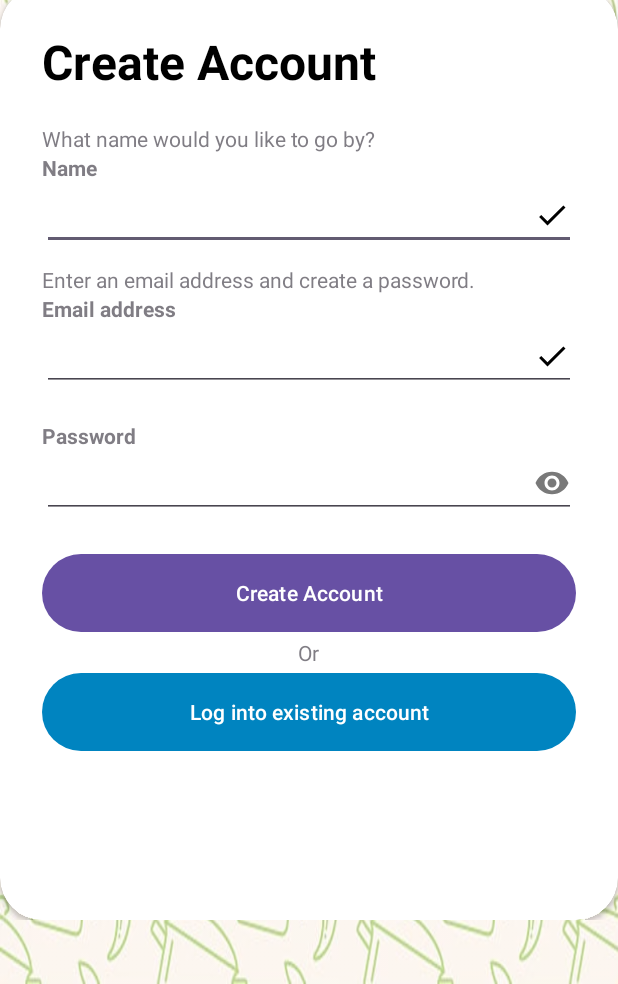
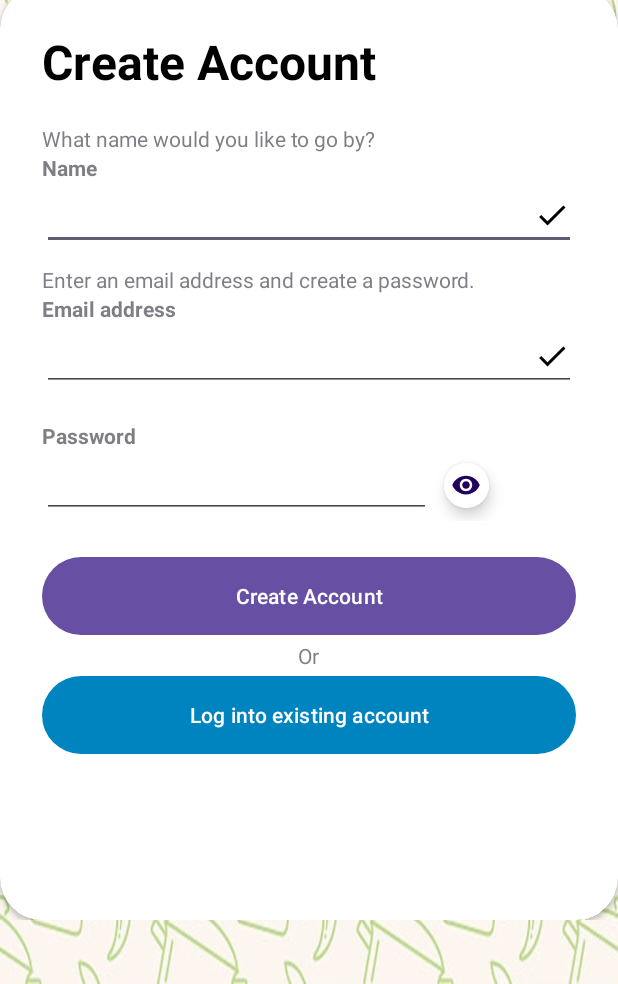
Before and after one commit to jwong2529/review-radar, an Android app: the screen it shows after launch (CreateDinerAccount), after a tap on "Sign up!", on a phone screen of 412 x 824 dp, the part 252-1236 px from its top. Run offline under Robolectric (Android 15) with nearby library versions, the phone set to English and light mode, and no system bars; our stand-ins replace Firebase (no records; nobody signed in at launch, a user with empty details on screens opened directly).

Commit message:
make password field visible with button, fix bugs

```diff
--- a/app/src/main/java/com/example/reviewradar/LoginDiner.java
+++ b/app/src/main/java/com/example/reviewradar/LoginDiner.java
@@ -4,6 +4,7 @@ package com.example.reviewradar;
 import android.content.Intent;
 import android.media.MediaPlayer;
 import android.os.Bundle;
+import android.text.method.PasswordTransformationMethod;
 import android.view.View;
 import android.widget.Button;
 import android.widget.EditText;
@@ -14,6 +15,7 @@ import android.widget.Toast;
 import androidx.appcompat.app.AppCompatActivity;
 
 
+import com.google.android.material.floatingactionbutton.FloatingActionButton;
 import com.google.firebase.auth.FirebaseAuth;
 import com.google.firebase.auth.FirebaseUser;
 import com.google.firebase.database.FirebaseDatabase;
@@ -51,6 +53,19 @@ public class LoginDiner extends AppCompatActivity {
             }
         });
 
+        FloatingActionButton passwordFAB = findViewById(R.id.passwordButton);
+        passwordFAB.setOnClickListener(new View.OnClickListener() {
+            @Override
+            public void onClick(View v) {
+                EditText loginPagePassword = findViewById(R.id.loginPagePassword);
+                if (loginPagePassword.getTransformationMethod() instanceof PasswordTransformationMethod) {
+                    loginPagePassword.setTransformationMethod(null);
+                } else {
+                    loginPagePassword.setTransformationMethod(new PasswordTransformationMethod());
+                }
+            }
+        });
+
         TextView signUpTV = findViewById(R.id.loginSignUp);
         signUpTV.setOnClickListener(new View.OnClickListener() {
             @Override
--- a/app/src/main/java/com/example/reviewradar/Restaurant.java
+++ b/app/src/main/java/com/example/reviewradar/Restaurant.java
@@ -86,6 +86,7 @@ public class Restaurant {
             averageRating += rating;
         }
 
+        averageRating = averageRating / reviewsSize;
         //round the average rating to nearest 0.5 increment
         float roundedAverageRating = (float)Math.round(averageRating * 2)/2.0f;
         return roundedAverageRating;
--- a/app/src/main/java/com/example/reviewradar/ViewRestaurantPage.java
+++ b/app/src/main/java/com/example/reviewradar/ViewRestaurantPage.java
@@ -124,6 +124,7 @@ public class ViewRestaurantPage extends AppCompatActivity {
                 TextView cuisineTypeTV = findViewById(R.id.restaurantPageCuisineType);
                 TextView addressTV = findViewById(R.id.restaurantPageAddress);
                 ImageView restaurantImageIV = findViewById(R.id.restaurantPageImage);
+                RatingBar ratingRB = findViewById(R.id.restaurantPageRating);
 
                 String cuisineType = restaurant.getCuisineType();
                 String address = restaurant.getAddress();
@@ -134,6 +135,7 @@ public class ViewRestaurantPage extends AppCompatActivity {
                 addressTV.setText(address);
 
                 setAverageRating(restaurant);
+
 
                 //display image
                 int resourceId = getResources().getIdentifier(imagePath, "drawable", getPackageName());
--- a/app/src/main/res/layout/create_diner_account_page.xml
+++ b/app/src/main/res/layout/create_diner_account_page.xml
@@ -147,17 +147,29 @@
                             android:textStyle="bold" />
 
 
-                        <EditText
-                            android:id="@+id/createAccountPassword"
+                        <LinearLayout
                             android:layout_width="match_parent"
                             android:layout_height="wrap_content"
-                            android:drawableEnd="@drawable/password_icon"
-                            android:inputType="textPassword" />
+                            android:orientation="horizontal">
 
+                            <EditText
+                                android:id="@+id/createAccountPassword"
+                                android:layout_width="259dp"
+                                android:layout_height="wrap_content"
+                                android:inputType="textPassword" />
 
-                        <RelativeLayout
-                            android:layout_width="match_parent"
-                            android:layout_height="wrap_content" />
+                            <com.google.android.material.floatingactionbutton.FloatingActionButton
+                                android:id="@+id/showPasswordButton"
+                                android:layout_width="wrap_content"
+                                android:layout_height="wrap_content"
+                                android:layout_weight="1"
+                                android:clickable="true"
+                                app:backgroundTint="@color/white"
+                                app:fabCustomSize="30dp"
+                                app:fabSize="auto"
+                                app:maxImageSize="20dp"
+                                app:srcCompat="@drawable/password_icon" />
+                        </LinearLayout>
 
 
                         <View
@@ -182,6 +194,15 @@
                             android:visibility="visible" />
 
 
+                        <com.google.android.material.button.MaterialButton
+                            android:id="@+id/createAccountPageLoginButton"
+                            android:layout_width="match_parent"
+                            android:layout_height="60dp"
+                            android:layout_weight="0"
+                            android:text="Log into existing account"
+                            app:backgroundTint="#0084C0"
+                            app:cornerRadius="32dp" />
+
                         <LinearLayout
                             android:layout_width="match_parent"
                             android:layout_height="wrap_content"
@@ -189,14 +210,6 @@
                             android:orientation="horizontal">
 
 
-                            <com.google.android.material.button.MaterialButton
-                                android:id="@+id/createAccountPageLoginButton"
-                                android:layout_width="match_parent"
-                                android:layout_height="60dp"
-                                android:layout_weight="1"
-                                android:text="Log into existing account"
-                                app:backgroundTint="#0084C0"
-                                app:cornerRadius="32dp" />
                         </LinearLayout>
 
 
--- a/app/src/main/res/layout/diner_profile_page.xml
+++ b/app/src/main/res/layout/diner_profile_page.xml
@@ -86,7 +86,6 @@
                 android:layout_width="wrap_content"
                 android:layout_height="wrap_content"
                 android:fontFamily="sans-serif-medium"
-                android:text="Hello, User!"
                 android:textColor="@color/black"
                 android:textSize="32dp"
                 android:textStyle="bold" />
--- a/app/src/main/res/layout/fav_restaurant_page.xml
+++ b/app/src/main/res/layout/fav_restaurant_page.xml
@@ -33,7 +33,7 @@
                 app:layout_constraintStart_toStartOf="parent"
                 app:layout_constraintTop_toTopOf="@+id/restaurantPageImage"
                 app:layout_constraintVertical_bias="0.142"
-                app:maxImageSize="25dp"
+                app:maxImageSize="20dp"
                 app:srcCompat="@android:drawable/ic_menu_revert"
                 app:tint="@color/black" />
 
```
Also changed, not shown: app/src/main/java/com/example/reviewradar/CreateDinerAccount.java (+16 -1 lines), app/src/main/res/layout/login_diner_page.xml (+21 -6 lines).
